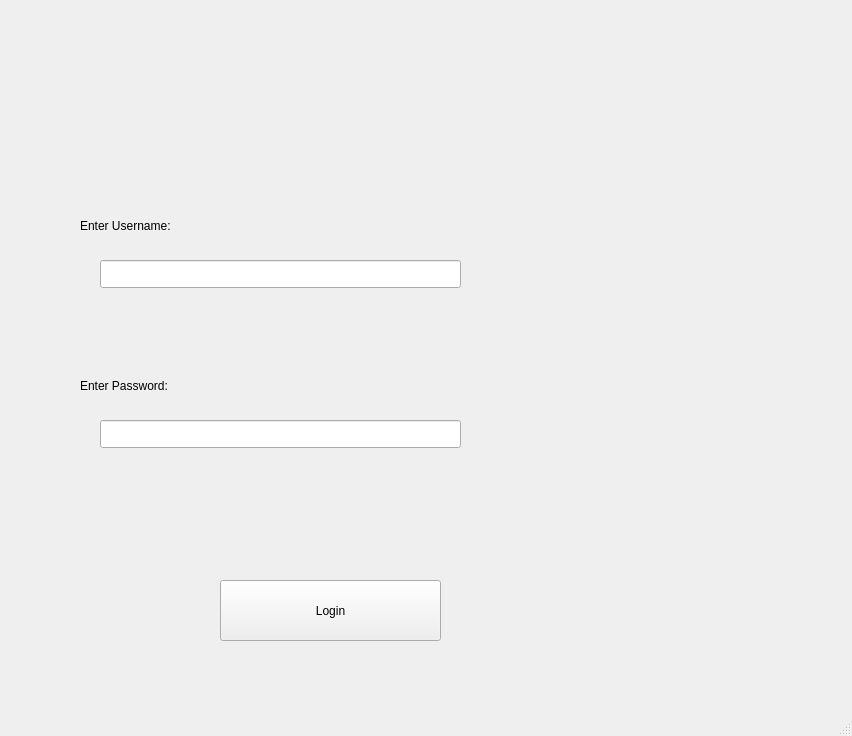
Old version of the form Client/Login.ui in the repository SUP3RBOB/project4_section1_group4.
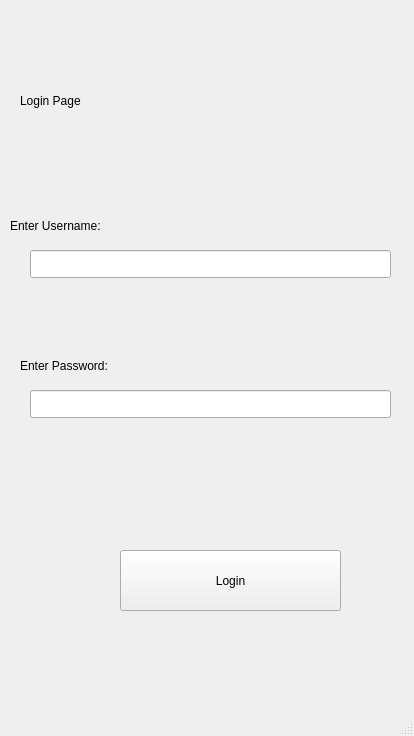
New version of the form.

What changed in the file:
```diff
--- a/Client/Login.ui
+++ b/Client/Login.ui
@@ -6,7 +6,7 @@
    <rect>
     <x>0</x>
     <y>0</y>
-    <width>852</width>
+    <width>414</width>
     <height>736</height>
    </rect>
   </property>
@@ -17,10 +17,10 @@
    <widget class="QStackedWidget" name="GuberWidget">
     <property name="geometry">
      <rect>
-      <x>10</x>
+      <x>0</x>
       <y>0</y>
-      <width>841</width>
-      <height>721</height>
+      <width>414</width>
+      <height>736</height>
      </rect>
     </property>
     <property name="currentIndex">
@@ -30,8 +30,8 @@
      <widget class="QPushButton" name="LoginButton">
       <property name="geometry">
        <rect>
-        <x>210</x>
-        <y>580</y>
+        <x>120</x>
+        <y>550</y>
         <width>221</width>
         <height>61</height>
        </rect>
@@ -43,8 +43,8 @@
      <widget class="QLineEdit" name="userPassword">
       <property name="geometry">
        <rect>
-        <x>90</x>
-        <y>420</y>
+        <x>30</x>
+        <y>390</y>
         <width>361</width>
         <height>28</height>
        </rect>
@@ -53,8 +53,8 @@
      <widget class="QLineEdit" name="userName">
       <property name="geometry">
        <rect>
-        <x>90</x>
-        <y>260</y>
+        <x>30</x>
+        <y>250</y>
         <width>361</width>
         <height>28</height>
        </rect>
@@ -63,7 +63,7 @@
      <widget class="QLabel" name="enterName">
       <property name="geometry">
        <rect>
-        <x>70</x>
+        <x>10</x>
         <y>200</y>
         <width>111</width>
         <height>51</height>
@@ -76,8 +76,8 @@
      <widget class="QLabel" name="enterPassword">
       <property name="geometry">
        <rect>
-        <x>70</x>
-        <y>360</y>
+        <x>20</x>
+        <y>340</y>
         <width>111</width>
         <height>51</height>
        </rect>
@@ -86,6 +86,22 @@
        <string>Enter Password:</string>
       </property>
      </widget>
+     <widget class="QLabel" name="label_4">
+      <property name="geometry">
+       <rect>
+        <x>20</x>
+        <y>20</y>
+        <width>391</width>
+        <height>161</height>
+       </rect>
+      </property>
+      <property name="styleSheet">
+       <string notr="true">font: 48pt &quot;Segoe UI&quot;;</string>
+      </property>
+      <property name="text">
+       <string>Login Page</string>
+      </property>
+     </widget>
     </widget>
     <widget class="QWidget" name="bookingChoice">
      <widget class="QPushButton" name="carBookingButton">
```
Left out of the diff: 98 changed lines with no effect on the pictures.
